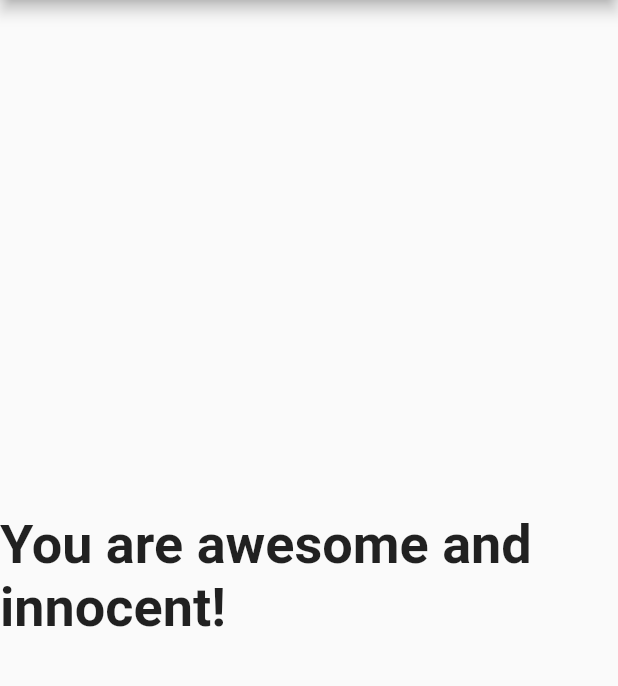
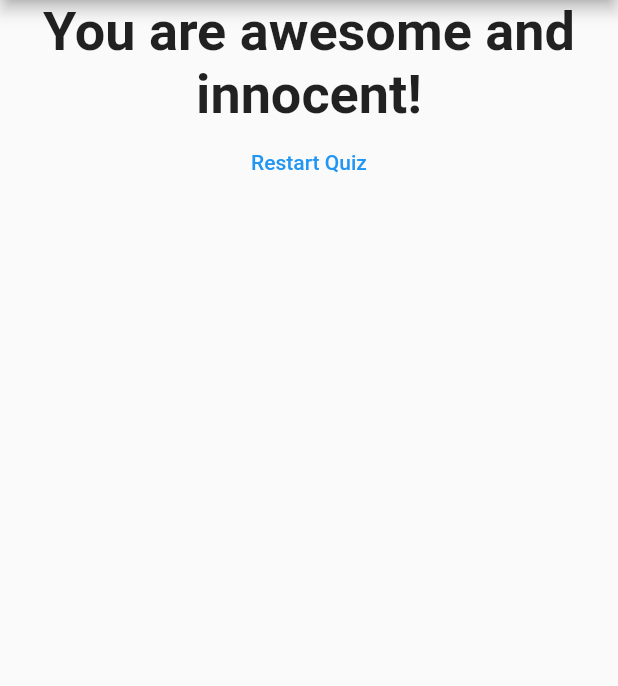
Before and after one commit to adamjweil/flutter_complete_guide, a Flutter app: the screen it shows after launch, after a tap on "Black", after a tap on "Cats", after a tap on "Neither", on a phone screen of 412 x 824 dp, the part 84-770 px from its top. Run offline on Flutter 3.47's test engine with Material 2 defaults, Android fonts, the phone set to English and light mode, and no system bars.

Commit message:
button to bring back to start

```diff
--- a/lib/main.dart
+++ b/lib/main.dart
@@ -54,6 +54,13 @@ class _MyAppState extends State<MyApp> {
   var _questionIndex = 0;
   var _totalScore = 0;
 
+  void _resetQuiz() {
+    setState(() {
+      _questionIndex = 0;
+      _totalScore = 0;
+    });
+  }
+
   void _answerQuestion(int score) {
     // var aBool = true;
     // aBool = false;
@@ -94,7 +101,7 @@ class _MyAppState extends State<MyApp> {
                 questionIndex: _questionIndex,
                 questions: _questions,
               )
-            : Result(_totalScore),
+            : Result(_totalScore, _resetQuiz),
       ),
     );
   }
--- a/lib/result.dart
+++ b/lib/result.dart
@@ -2,8 +2,10 @@ import 'package:flutter/material.dart';
 
 class Result extends StatelessWidget {
   final int resultScore;
+  final Function resetHandler;
 
-  Result(this.resultScore);
+
+  Result(this.resultScore, this.resetHandler);
 
   String get resultPhrase {
     String resultText;
@@ -20,11 +22,18 @@ class Result extends StatelessWidget {
   @override
   Widget build(BuildContext context) {
     return Center(
-      child: Text(resultPhrase,
-          style: TextStyle(
-            fontSize: 36,
-            fontWeight: FontWeight.bold,
-          )),
+      child: Column(
+        children: <Widget>[
+          Text(resultPhrase,
+              style: TextStyle(fontSize: 36, fontWeight: FontWeight.bold),
+              textAlign: TextAlign.center),
+              FlatButton(
+                child: Text(
+                  'Restart Quiz',
+              ),
+              textColor: Colors.blue, onPressed: resetHandler),
+        ],
+      ),
     );
   }
 }
```
